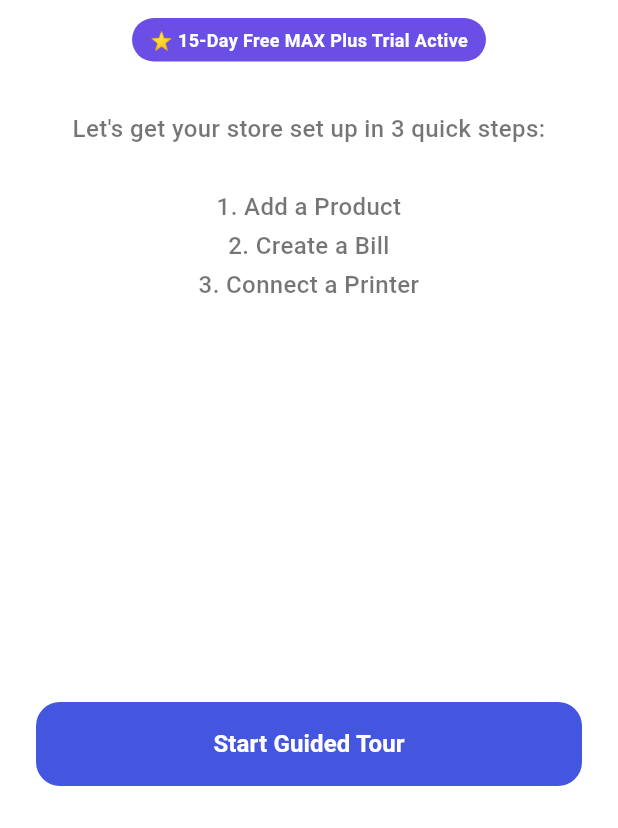
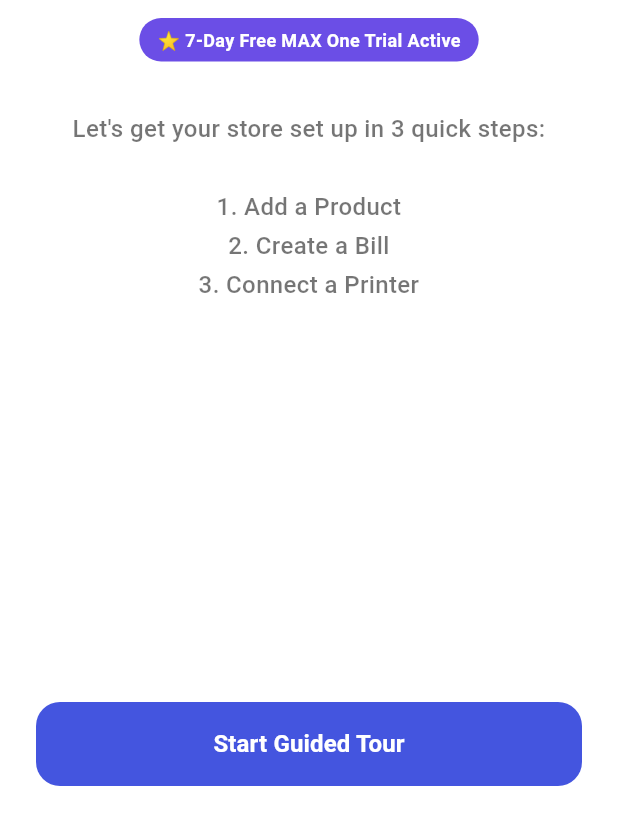
Before and after one commit to MAXmybill/MAXmybill-App, a Flutter app: the SignupTourPage screen opened directly with empty values, on a phone screen of 412 x 824 dp, the part 408-1236 px from its top. Run offline on Flutter 3.47's test engine with Material 3 defaults, Android fonts, the phone set to English and light mode, and no system bars; our stand-ins replace cloud_firestore, connectivity_plus, file_picker, firebase_auth, firebase_core, firebase_messaging and 19 more; missing offline and left inert: esc_pos_utils_plus, excel, firebase_app_check, in_app_update, mobile_scanner, print_bluetooth_thermal and 1 more; accounts and stored records are empty; Roboto replaces fonts that are missing (MiSans); project files that could hold a hidden picture were left out.

Commit message:
7 days and MAX One

```diff
--- a/lib/Auth/BusinessDetailsPage.dart
+++ b/lib/Auth/BusinessDetailsPage.dart
@@ -374,7 +374,7 @@ class _BusinessDetailsPageState extends State<BusinessDetailsPage> {
         effectiveStoreId = storeId;
 
         final now = DateTime.now();
-        final trialExpires = now.add(const Duration(days: 15));
+        final trialExpires = now.add(const Duration(days: 7));
 
         final storeData = {
           'storeId': storeId,
@@ -392,7 +392,7 @@ class _BusinessDetailsPageState extends State<BusinessDetailsPage> {
           'ownerUid': widget.uid,
           'ownerUids': [widget.uid],
           'ownerPhone': fullBusinessPhone,
-          'plan': 'MAX Plus',
+          'plan': 'MAX One',
           'isTrial': true,
           'subscriptionExpiryDate': trialExpires.toIso8601String(),
           'createdAt': FieldValue.serverTimestamp(),
--- a/lib/Onboarding/SignupTourPage.dart
+++ b/lib/Onboarding/SignupTourPage.dart
@@ -118,7 +118,7 @@ class _SignupTourPageState extends State<SignupTourPage> {
                   borderRadius: BorderRadius.circular(20),
                 ),
                 child: const Text(
-                  "⭐ 15-Day Free MAX Plus Trial Active",
+                  "⭐ 7-Day Free MAX One Trial Active",
                   style: TextStyle(
                     color: Colors.white,
                     fontWeight: FontWeight.bold,
```
